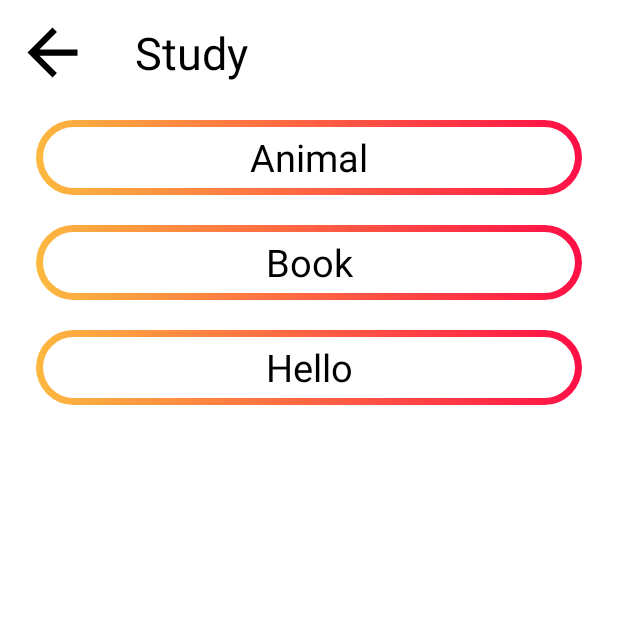
After one commit to ndhuynh02/BVoice, an Android app: the StudyActivity screen opened directly, with no data from a screen before it, on a phone screen of 412 x 824 dp, the top half of it. The commit adds this screen. Run offline under Robolectric (Android 15) with nearby library versions, the phone set to English and light mode, and no system bars.

Commit message:
add study UI

```diff
--- /dev/null
+++ b/app/src/main/java/com/example/bvoice/StudyActivity.java
@@ -0,0 +1,64 @@
+package com.example.bvoice;
+
+import androidx.appcompat.app.AppCompatActivity;
+
+import android.content.Intent;
+import android.os.Bundle;
+import android.view.MotionEvent;
+import android.view.View;
+import android.widget.AdapterView;
+import android.widget.ArrayAdapter;
+import android.widget.ImageButton;
+import android.widget.ListView;
+import android.widget.TextView;
+import android.widget.Toast;
+
+import java.io.File;
+
+public class StudyActivity extends AppCompatActivity implements AdapterView.OnItemClickListener {
+    private ImageButton gobackBtn;
+    private ListView vocabList;
+
+    @Override
+    protected void onCreate(Bundle savedInstanceState) {
+        super.onCreate(savedInstanceState);
+        setContentView(R.layout.activity_study);
+
+        gobackBtn = findViewById(R.id.go_back_btn);
+        gobackBtn.setOnClickListener(new View.OnClickListener() {
+            @Override
+            public void onClick(View v) {
+                backToMenu();
+            }
+        });
+
+        String [] vocabulary = {"Animal", "Book", "Hello"};
+        ArrayAdapter<String> vocabAdapter = new ArrayAdapter<String>(this, R.layout.list_item, vocabulary);
+        vocabList = findViewById(R.id.vocab_list);
+        vocabList.setAdapter(vocabAdapter);
+
+        vocabList.setOnItemClickListener(this);
+    }
+
+    // Slide animation when gobackBtn is clicked
+    private void backToMenu() {
+        Intent intent = new Intent(this, MainActivity.class);
+        startActivity(intent);
+        overridePendingTransition(R.anim.slide_in_left, R.anim.slide_out_right);
+    }
+
+    // Slide animation when return button (the button next to home button) is clicked
+    @Override
+    public void finish() {
+        super.finish();
+        overridePendingTransition(R.anim.slide_in_left, R.anim.slide_out_right);
+    }
+
+
+    @Override
+    public void onItemClick(AdapterView<?> adapterView, View view, int i, long l) {
+        TextView selectedWord = (TextView) adapterView.getChildAt(i);
+        selectedWord.setTextColor(getColor(R.color.white));
+        selectedWord.setBackgroundResource(R.drawable.button_gradient);
+    }
+}
--- /dev/null
+++ b/app/src/main/res/drawable/arrow_back.xml
@@ -0,0 +1,5 @@
+<vector android:autoMirrored="true" android:height="50dp"
+    android:tint="#000000" android:viewportHeight="24"
+    android:viewportWidth="24" android:width="50dp" xmlns:android="http://schemas.android.com/apk/res/android">
+    <path android:fillColor="@android:color/white" android:pathData="M20,11H7.83l5.59,-5.59L12,4l-8,8 8,8 1.41,-1.41L7.83,13H20v-2z"/>
+</vector>
--- /dev/null
+++ b/app/src/main/res/drawable/start_record.xml
@@ -0,0 +1,5 @@
+<vector android:height="80dp" android:tint="#FF0000"
+    android:viewportHeight="24" android:viewportWidth="24"
+    android:width="80dp" xmlns:android="http://schemas.android.com/apk/res/android">
+    <path android:fillColor="@android:color/white" android:pathData="M12,12m-8,0a8,8 0,1 1,16 0a8,8 0,1 1,-16 0"/>
+</vector>
--- /dev/null
+++ b/app/src/main/res/drawable/stop_record.xml
@@ -0,0 +1,5 @@
+<vector android:height="80dp" android:tint="#FFFFFF"
+    android:viewportHeight="24" android:viewportWidth="24"
+    android:width="80dp" xmlns:android="http://schemas.android.com/apk/res/android">
+    <path android:fillColor="@android:color/white" android:pathData="M6,6h12v12H6z"/>
+</vector>
--- a/app/src/main/res/layout/activity_main.xml
+++ b/app/src/main/res/layout/activity_main.xml
@@ -10,7 +10,7 @@
     <ImageView
         android:layout_width="650dp"
         android:layout_height="650dp"
-        android:src="@drawable/circle"
+        android:src="@drawable/solid_circle"
         android:scaleType="center"
         app:layout_constraintBottom_toBottomOf="parent"
         app:layout_constraintEnd_toEndOf="parent"
--- /dev/null
+++ b/app/src/main/res/layout/activity_study.xml
@@ -0,0 +1,61 @@
+<?xml version="1.0" encoding="utf-8"?>
+<androidx.constraintlayout.widget.ConstraintLayout xmlns:android="http://schemas.android.com/apk/res/android"
+    xmlns:app="http://schemas.android.com/apk/res-auto"
+    xmlns:tools="http://schemas.android.com/tools"
+    android:layout_width="match_parent"
+    android:layout_height="match_parent"
+    tools:context=".StudyActivity"
+    android:background="@color/white">
+
+    <LinearLayout
+        android:layout_width="match_parent"
+        android:layout_height="match_parent"
+        android:orientation="vertical">
+
+        <LinearLayout
+            android:id="@+id/header"
+            android:layout_width="match_parent"
+            android:layout_height="wrap_content"
+            app:layout_constraintStart_toStartOf="parent"
+            app:layout_constraintTop_toTopOf="parent"
+            app:layout_constraintEnd_toEndOf="parent"
+            android:orientation="horizontal"
+            android:gravity="center_vertical"
+            android:layout_marginTop="10dp"
+            android:layout_marginBottom="10dp">
+
+            <ImageButton
+                android:id="@+id/go_back_btn"
+                android:layout_width="wrap_content"
+                android:layout_height="wrap_content"
+                android:layout_marginStart="10dp"
+                android:contentDescription="go back to main menu button"
+                android:src="@drawable/arrow_back"
+                android:background="?attr/selectableItemBackgroundBorderless"/>
+
+            <TextView
+                android:layout_width="wrap_content"
+                android:layout_height="wrap_content"
+                android:layout_marginStart="30dp"
+                android:text="Study"
+                android:textColor="@color/black"
+                android:textSize="30dp"
+                />
+
+        </LinearLayout>
+
+        <ListView
+            android:layout_marginTop="10dp"
+            android:id="@+id/vocab_list"
+            android:layout_width="match_parent"
+            android:layout_height="match_parent"
+            app:layout_constraintTop_toBottomOf="@+id/header"
+            tools:layout_editor_absoluteX="0dp"
+            android:divider="@android:color/transparent"
+            android:dividerHeight="20dp"
+            android:layout_marginEnd="24dp"
+            android:layout_marginStart="24dp"/>
+
+    </LinearLayout>
+
+</androidx.constraintlayout.widget.ConstraintLayout>
--- /dev/null
+++ b/app/src/main/res/layout/list_item.xml
@@ -0,0 +1,9 @@
+<?xml version="1.0" encoding="utf-8"?>
+<TextView xmlns:android="http://schemas.android.com/apk/res/android"
+    android:layout_width="match_parent"
+    android:layout_height="50dp"
+    android:textSize="25sp"
+    android:textColor="@color/black"
+    android:background="@drawable/button_gradient_border"
+    android:gravity="center">
+</TextView>
```
Also changed, not shown: app/src/main/AndroidManifest.xml (+8 -6 lines), app/src/main/java/com/example/bvoice/MainActivity.java (+16 -2 lines), app/src/main/java/com/example/bvoice/TranslateActivity.java (+30 -2 lines), app/src/main/res/drawable/flip_camera.xml (added, +7 -0 lines), app/src/main/res/drawable/stroke_circle.xml (added, +9 -0 lines), app/src/main/res/layout/activity_translate.xml (+66 -1 lines), app/src/main/res/drawable/solid_circle.xml (renamed from app/src/main/res/drawable/circle.xml).
